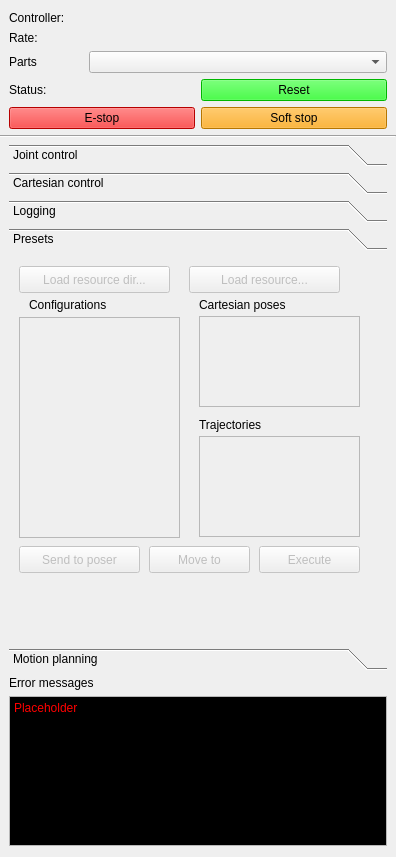
This is Python/klampt/data/klampt_control.ui in krishauser/Klampt as Qt 5 draws it before an edit. The edited form follows.
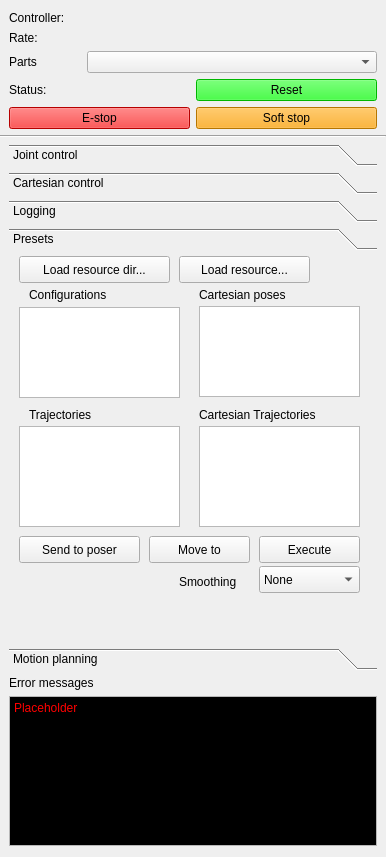
This is the edited form. The open tabs and pages were chosen to show the change. Icons and pictures are not drawn.

The edit to the form file:
```diff
--- a/Python/klampt/data/klampt_control.ui
+++ b/Python/klampt/data/klampt_control.ui
@@ -6,7 +6,7 @@
    <rect>
     <x>0</x>
     <y>0</y>
-    <width>396</width>
+    <width>386</width>
     <height>857</height>
    </rect>
   </property>
@@ -810,7 +810,7 @@
          <rect>
           <x>0</x>
           <y>0</y>
-          <width>378</width>
+          <width>368</width>
           <height>341</height>
          </rect>
         </property>
@@ -819,12 +819,12 @@
         </attribute>
         <widget class="QPushButton" name="loadPresetsDirButton">
          <property name="enabled">
-          <bool>false</bool>
+          <bool>true</bool>
          </property>
          <property name="geometry">
           <rect>
            <x>10</x>
-           <y>10</y>
+           <y>0</y>
            <width>151</width>
            <height>27</height>
           </rect>
@@ -838,13 +838,13 @@
         </widget>
         <widget class="QPushButton" name="loadPresetButton">
          <property name="enabled">
-          <bool>false</bool>
+          <bool>true</bool>
          </property>
          <property name="geometry">
           <rect>
-           <x>180</x>
-           <y>10</y>
-           <width>151</width>
+           <x>170</x>
+           <y>0</y>
+           <width>131</width>
            <height>27</height>
           </rect>
          </property>
@@ -859,7 +859,7 @@
          <property name="geometry">
           <rect>
            <x>20</x>
-           <y>40</y>
+           <y>30</y>
            <width>131</width>
            <height>17</height>
           </rect>
@@ -872,7 +872,7 @@
          <property name="geometry">
           <rect>
            <x>190</x>
-           <y>40</y>
+           <y>30</y>
            <width>131</width>
            <height>17</height>
           </rect>
@@ -885,49 +885,49 @@
          <property name="geometry">
           <rect>
            <x>190</x>
-           <y>160</y>
-           <width>131</width>
+           <y>150</y>
+           <width>151</width>
            <height>17</height>
           </rect>
          </property>
          <property name="text">
-          <string>Trajectories</string>
+          <string>Cartesian Trajectories</string>
          </property>
         </widget>
         <widget class="QListWidget" name="configurationList">
          <property name="enabled">
-          <bool>false</bool>
+          <bool>true</bool>
          </property>
          <property name="geometry">
           <rect>
            <x>10</x>
-           <y>61</y>
+           <y>51</y>
            <width>161</width>
-           <height>221</height>
+           <height>91</height>
           </rect>
          </property>
         </widget>
         <widget class="QListWidget" name="cartesianPoseList">
          <property name="enabled">
-          <bool>false</bool>
+          <bool>true</bool>
          </property>
          <property name="geometry">
           <rect>
            <x>190</x>
-           <y>60</y>
+           <y>50</y>
            <width>161</width>
            <height>91</height>
           </rect>
          </property>
         </widget>
-        <widget class="QListWidget" name="trajectoryList">
+        <widget class="QListWidget" name="cartesianTrajectoryList">
          <property name="enabled">
-          <bool>false</bool>
+          <bool>true</bool>
          </property>
          <property name="geometry">
           <rect>
            <x>190</x>
-           <y>180</y>
+           <y>170</y>
            <width>161</width>
            <height>101</height>
           </rect>
@@ -935,12 +935,12 @@
         </widget>
         <widget class="QPushButton" name="sendPresetToPoser">
          <property name="enabled">
-          <bool>false</bool>
+          <bool>true</bool>
          </property>
          <property name="geometry">
           <rect>
            <x>10</x>
-           <y>290</y>
+           <y>280</y>
            <width>121</width>
            <height>27</height>
           </rect>
@@ -951,12 +951,12 @@
         </widget>
         <widget class="QPushButton" name="moveToPreset">
          <property name="enabled">
-          <bool>false</bool>
+          <bool>true</bool>
          </property>
          <property name="geometry">
           <rect>
            <x>140</x>
-           <y>290</y>
+           <y>280</y>
            <width>101</width>
            <height>27</height>
           </rect>
@@ -967,12 +967,12 @@
         </widget>
         <widget class="QPushButton" name="executePreset">
          <property name="enabled">
-          <bool>false</bool>
+          <bool>true</bool>
          </property>
          <property name="geometry">
           <rect>
            <x>250</x>
-           <y>290</y>
+           <y>280</y>
            <width>101</width>
            <height>27</height>
           </rect>
@@ -981,6 +981,70 @@
           <string>Execute</string>
          </property>
         </widget>
+        <widget class="QLabel" name="label_9">
+         <property name="geometry">
+          <rect>
+           <x>20</x>
+           <y>150</y>
+           <width>131</width>
+           <height>17</height>
+          </rect>
+         </property>
+         <property name="text">
+          <string>Trajectories</string>
+         </property>
+        </widget>
+        <widget class="QListWidget" name="trajectoryList">
+         <property name="enabled">
+          <bool>true</bool>
+         </property>
+         <property name="geometry">
+          <rect>
+           <x>10</x>
+           <y>170</y>
+           <width>161</width>
+           <height>101</height>
+          </rect>
+         </property>
+        </widget>
+        <widget class="QComboBox" name="smoothingComboBox">
+         <property name="geometry">
+          <rect>
+           <x>250</x>
+           <y>310</y>
+           <width>101</width>
+           <height>27</height>
+          </rect>
+         </property>
+         <item>
+          <property name="text">
+           <string>None</string>
+          </property>
+         </item>
+         <item>
+          <property name="text">
+           <string>Pause</string>
+          </property>
+         </item>
+         <item>
+          <property name="text">
+           <string>Spline</string>
+          </property>
+         </item>
+        </widget>
+        <widget class="QLabel" name="label_4">
+         <property name="geometry">
+          <rect>
+           <x>170</x>
+           <y>310</y>
+           <width>81</width>
+           <height>31</height>
+          </rect>
+         </property>
+         <property name="text">
+          <string>Smoothing</string>
+         </property>
+        </widget>
        </widget>
        <widget class="QWidget" name="motionPlanningWidget">
         <property name="geometry">
```
Left out of the diff: 58 changed lines with no effect on the pictures.
